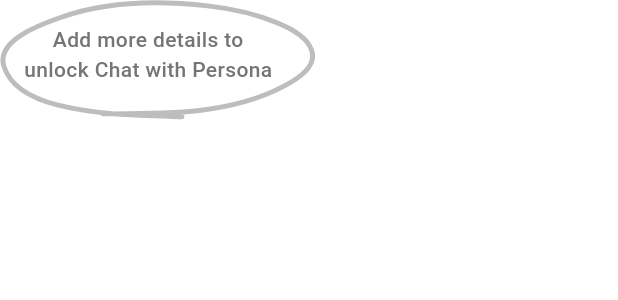
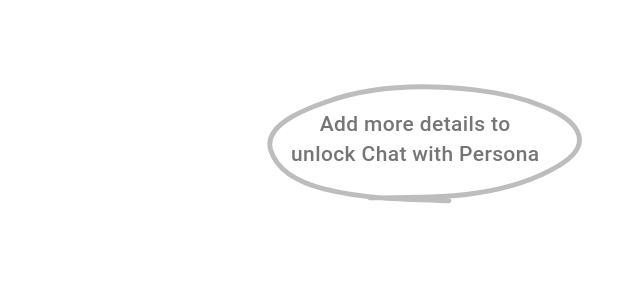
Before and after one commit to dubeyanant/my_people, a Flutter app: the AddMoreDetailsTooltip widget shown alone on an empty page, opened directly, on a phone screen of 412 x 824 dp. Shown: the top 300 px of the screen. Run offline on Flutter 3.47's test engine with Material 3 defaults, Android fonts, the phone set to English and light mode, and no system bars; our stand-ins replace connectivity_plus, firebase_analytics, firebase_core, flutter_dotenv, flutter_markdown, flutter_svg and 5 more; accounts and stored records are empty.

Commit message:
fix: tooltip overlaps info

```diff
--- a/lib/modules/person/widgets/add_more_details_tooltip.dart
+++ b/lib/modules/person/widgets/add_more_details_tooltip.dart
@@ -9,11 +9,10 @@ class AddMoreDetailsTooltip extends StatelessWidget {
 
   @override
   Widget build(BuildContext context) {
-    return Positioned(
-      bottom: 90,
-      right: 30,
+    return Container(
+      margin: EdgeInsets.only(right: 24, top: 56),
       child: Row(
-        crossAxisAlignment: CrossAxisAlignment.start,
+        mainAxisAlignment: MainAxisAlignment.end,
         children: [
           Stack(
             clipBehavior: Clip.none,
```
Also changed, not shown: lib/modules/person/person_screen.dart (+23 -13 lines), lib/modules/person/widgets/info_tooltip.dart (+2 -5 lines).
